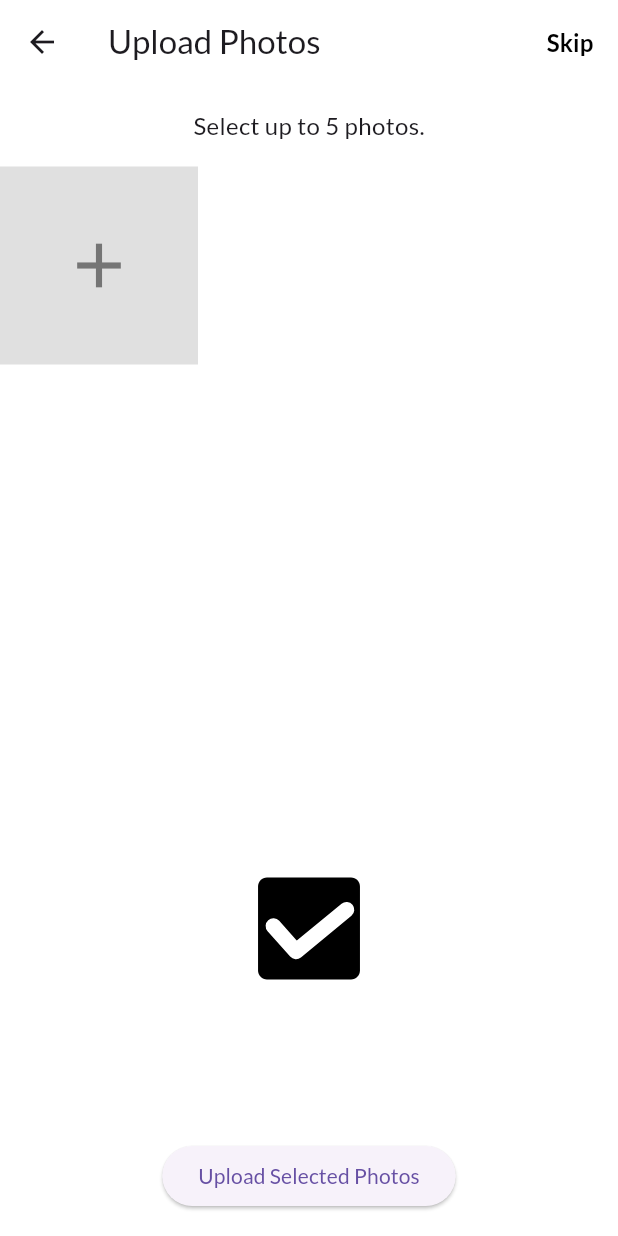
After one commit to Anant1711/spotbuddy, a Flutter app: the PhotoUploadScreen screen opened by its route, after a tap on "Upload Selected Photos", on a phone screen of 412 x 824 dp. The commit adds this screen. Run offline on Flutter 3.47's test engine with Material 3 defaults, Android fonts, the phone set to English and light mode, and no system bars; our stand-ins replace another_flushbar, cloud_firestore, connectivity_plus, firebase_auth, firebase_core, firebase_storage and 8 more; accounts and stored records are empty; generated files the repository leaves out were written again.

Commit message:
Implement 17/03/2025

```diff
--- a/lib/main.dart
+++ b/lib/main.dart
@@ -16,6 +16,7 @@ import 'package:spotbuddy/screens/gender.dart';
 import 'package:spotbuddy/screens/messageScreen.dart';
 import 'package:spotbuddy/screens/myProfileScreen.dart';
 import 'package:spotbuddy/screens/basicDetailScreen_2.dart';
+import 'package:spotbuddy/screens/uploadPhotos.dart';
 import 'package:spotbuddy/utils/globalVariables.dart' as global;
 /**************************** Imports ****************************/
 
@@ -73,6 +74,7 @@ class SpotBuddyApp extends StatelessWidget {
         '/messagescreen': (context) => MessagingScreenResponsive(),
         '/profile': (context) => MyProfileScreen(),
         '/findbuddy':(context) => GymBuddyScreen(),
+        '/uploadPhotos':(context) => PhotoUploadScreen(),
       },
     );
   }
--- a/lib/screens/basicDetailScreen.dart
+++ b/lib/screens/basicDetailScreen.dart
@@ -241,7 +241,7 @@ class _BasicdetailscreenState extends State<Basicdetailscreen> {
                               color: Colors.grey[700],
                               fontWeight: FontWeight.bold),
                           hintStyle: TextStyle(color: Colors.grey[500]),
-                          labelText: "Location",
+                          labelText: "Gym Location",
                           filled: true,
                           fillColor: Colors.grey[300],
                           prefixIcon:
--- a/lib/screens/basicDetailScreen_2.dart
+++ b/lib/screens/basicDetailScreen_2.dart
@@ -253,6 +253,7 @@ class _basicDetailScreen_2State extends State<basicDetailScreen_2> {
       'workoutTypes':_selectedWorkoutTypes,
     });
 
-    Navigator.popAndPushNamed(context, '/home');
+    // Navigator.popAndPushNamed(context, '/home');
+    Navigator.popAndPushNamed(context, '/uploadPhotos');
   }
 }
--- /dev/null
+++ b/lib/screens/uploadPhotos.dart
@@ -0,0 +1,247 @@
+import 'dart:io';
+import 'dart:typed_data';
+import 'package:flutter/material.dart';
+import 'package:image_picker/image_picker.dart';
+import 'package:firebase_storage/firebase_storage.dart';
+import 'package:cloud_firestore/cloud_firestore.dart';
+import 'package:lottie/lottie.dart';
+import '../utils/globalVariables.dart' as globalVariable;
+
+class PhotoUploadScreen extends StatefulWidget {
+  @override
+  _PhotoUploadScreenState createState() => _PhotoUploadScreenState();
+}
+
+class _PhotoUploadScreenState extends State<PhotoUploadScreen> {
+  final ImagePicker _picker = ImagePicker();
+  List<XFile> selectedImages = [];
+  Map<String, double> uploadProgress = {};
+  bool isUploading = false;
+  int uploadedCount = 0;
+  bool showSuccessAnimation = false; // Track completion animation
+
+  @override
+  void initState() {
+    super.initState();
+    _loadUserPhotos();
+  }
+
+  /// ✅ **Load user's existing photos**
+  Future<void> _loadUserPhotos() async {
+    String userId = globalVariable.g_currentUserId;
+    try {
+      DocumentSnapshot userDoc =
+      await FirebaseFirestore.instance.collection('users').doc(userId).get();
+      if (userDoc.exists && userDoc.data() != null) {
+        List<dynamic> storedUrls = userDoc.get('photos') ?? [];
+        setState(() {
+          selectedImages = storedUrls.map((url) => XFile(url)).toList();
+        });
+      }
+    } catch (e) {
+      print("🚨 Error loading user photos: $e");
+    }
+  }
+
+  /// ✅ **Pick multiple images at once**
+  Future<void> _pickImages() async {
+    final List<XFile>? pickedFiles = await _picker.pickMultiImage();
+    if (pickedFiles == null) return;
+
+    setState(() {
+      selectedImages.addAll(pickedFiles);
+      if (selectedImages.length > 5) {
+        selectedImages = selectedImages.sublist(0, 5);
+      }
+    });
+  }
+
+  /// ✅ **Upload all selected images concurrently**
+  Future<void> _uploadImages() async {
+    setState(() {
+      isUploading = true;
+      uploadProgress.clear();
+      uploadedCount = 0;
+      showSuccessAnimation = false;
+    });
+
+    // ✅ Create all upload tasks simultaneously
+    List<Future<void>> uploadTasks = selectedImages.map((image) => _uploadSingleImage(image)).toList();
+
+    // ✅ Ensure all tasks run in parallel
+    await Future.wait(uploadTasks);
+
+    print("✅ Uploaded all images successfully!");
+
+    setState(() {
+      showSuccessAnimation = true;
+      isUploading = false;
+    });
+
+    // ✅ Hide animation after 3 seconds
+    Future.delayed(Duration(seconds: 4), () {
+      setState(() {
+        showSuccessAnimation = false;
+        selectedImages.clear();
+        Navigator.popAndPushNamed(context, '/home');
+      });
+    });
+  }
+
+
+  Future<void> _uploadSingleImage(XFile image) async {
+    Uint8List bytes = await image.readAsBytes(); // ✅ Convert image to bytes
+
+    String fileName = "${globalVariable.g_currentUserId}/${DateTime.now().millisecondsSinceEpoch}.jpg";
+    Reference storageRef = FirebaseStorage.instance.ref('user_photos/$fileName');
+    UploadTask uploadTask = storageRef.putData(bytes); // ✅ Use putData() for speed
+
+    // ✅ Use the file path as the key for tracking progress
+    String imageKey = image.path;
+
+    uploadTask.snapshotEvents.listen((TaskSnapshot snapshot) {
+      double progress = snapshot.bytesTransferred / snapshot.totalBytes;
+      setState(() {
+        uploadProgress[imageKey] = progress; // ✅ Correctly track progress
+      });
+    });
+
+    try {
+      TaskSnapshot snapshot = await uploadTask;
+      String downloadUrl = await snapshot.ref.getDownloadURL();
+
+      await FirebaseFirestore.instance
+          .collection('users')
+          .doc(globalVariable.g_currentUserId)
+          .update({
+        'photos': FieldValue.arrayUnion([downloadUrl])
+      });
+
+      setState(() {
+        uploadedCount++;
+      });
+
+    } catch (e) {
+      print("🚨 Error uploading image: $e");
+    }
+  }/// ✅ **Remove an image from selection**
+
+  void _removeImage(int index) {
+    setState(() {
+      selectedImages.removeAt(index);
+    });
+  }
+
+  @override
+  Widget build(BuildContext context) {
+    return Scaffold(
+      backgroundColor: Colors.white,
+      appBar: AppBar(
+        title: Text("Upload Photos"),
+        backgroundColor: Colors.white,
+        actions: [
+          TextButton(
+            onPressed: () => Navigator.popAndPushNamed(context, '/home'),
+            child: Text(
+              "Skip",
+              style: TextStyle(fontSize: 16, fontWeight: FontWeight.bold, color: Colors.black),
+            ),
+          ),
+        ],
+      ),
+      body: Column(
+        children: [
+          Padding(
+            padding: EdgeInsets.all(16),
+            child: Text("Select up to 5 photos.", style: TextStyle(fontSize: 16)),
+          ),
+
+          /// ✅ **Display selected images**
+          Expanded(
+            child: GridView.builder(
+              gridDelegate: SliverGridDelegateWithFixedCrossAxisCount(
+                crossAxisCount: 3,
+                crossAxisSpacing: 8,
+                mainAxisSpacing: 8,
+              ),
+              itemCount: selectedImages.length + 1,
+              itemBuilder: (context, index) {
+                if (index == selectedImages.length) {
+                  return GestureDetector(
+                    onTap: _pickImages,
+                    child: Container(
+                      color: Colors.grey[300],
+                      child: Center(child: Icon(Icons.add, size: 50, color: Colors.grey[600])),
+                    ),
+                  );
+                }
+
+                String imageKey = selectedImages[index].path; // ✅ Use path as key
+
+                return Stack(
+                  children: [
+                    Image.file(File(selectedImages[index].path), fit: BoxFit.cover),
+
+                    /// ✅ **Show upload progress per image**
+                    if (uploadProgress.containsKey(imageKey))
+                      Positioned.fill(
+                        child: Container(
+                          color: Colors.black.withOpacity(0.3),
+                          child: Center(
+                            child: CircularProgressIndicator(
+                              value: uploadProgress[imageKey], // ✅ Show progress
+                              color: Colors.white,
+                            ),
+                          ),
+                        ),
+                      ),
+
+                    Positioned(
+                      top: 0,
+                      right: 0,
+                      child: IconButton(
+                        icon: Icon(Icons.cancel, color: Colors.red),
+                        onPressed: () => _removeImage(index),
+                      ),
+                    ),
+                  ],
+                );
+              },
+            ),
+          ),
+
+          /// ✅ **Upload progress indicator & Success Animation**
+          if (isUploading)
+            Padding(
+              padding: EdgeInsets.all(16),
+              child: Column(
+                children: [
+                  CircularProgressIndicator(),
+                  SizedBox(height: 10),
+                  Text("Uploaded $uploadedCount / ${selectedImages.length} images",
+                      style: TextStyle(fontSize: 16, fontWeight: FontWeight.bold)),
+                ],
+              ),
+            ),
+          if (showSuccessAnimation)
+            Center(
+              child: Lottie.asset(
+                'assets/success.json', // ✅ Lottie animation
+                repeat: true, // ✅ Play only once
+                width: 250,
+                height: 250,
+              ),
+            ),
+
+          Padding(
+            padding: EdgeInsets.all(16),
+            child: ElevatedButton(
+              onPressed: isUploading ? null : _uploadImages,
+              child: Text("Upload Selected Photos"),
+            ),
+          ),
+        ],
+      ),
+    );
+  }
+}
```
Also changed, not shown: assets/success.json (added, +1 -0 lines), lib/screens/messageScreen.dart (+28 -9 lines), pubspec.yaml (+8 -2 lines), pubspec.lock, 1 other file.
